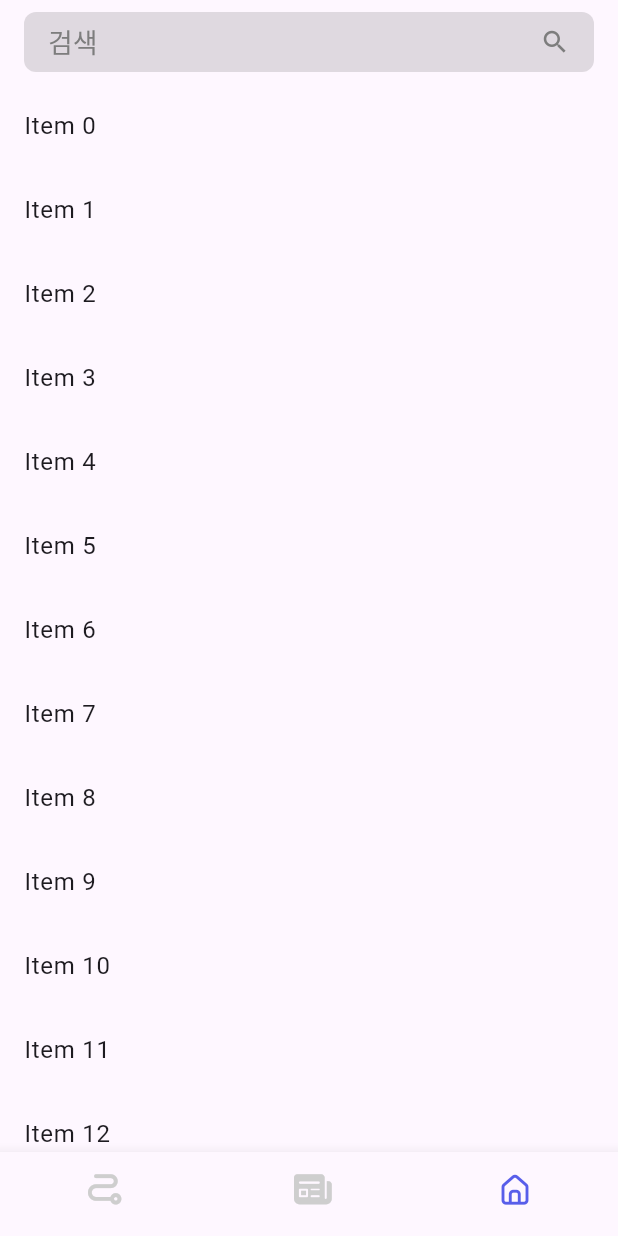
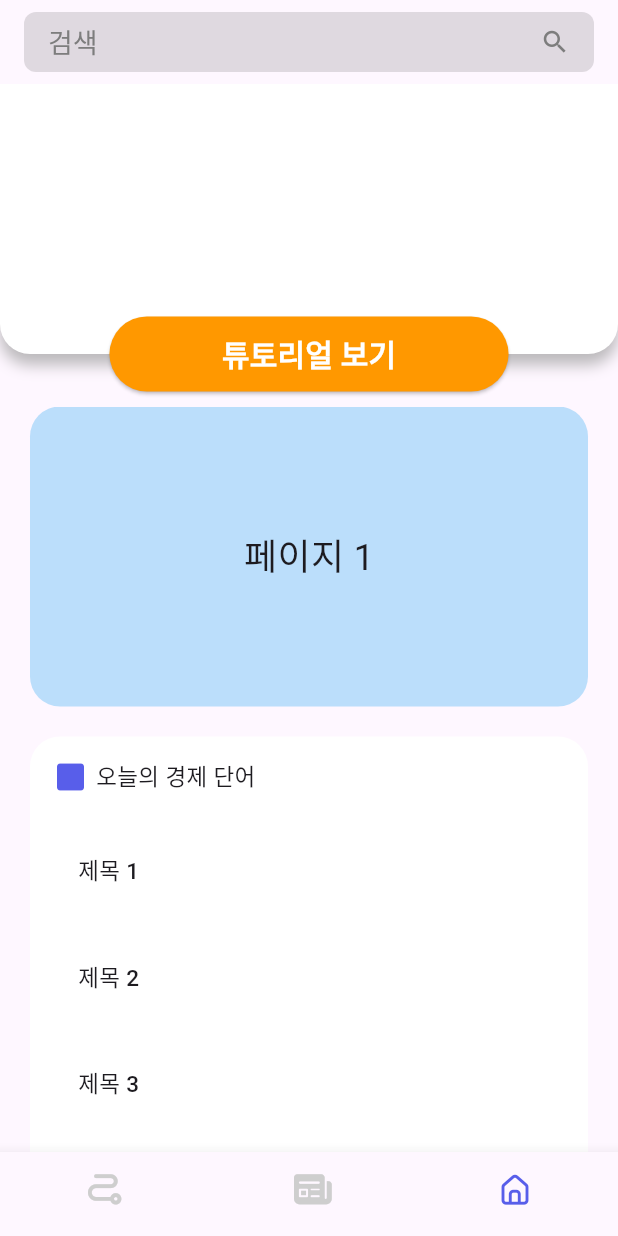
Before and after one commit to seak230/Cheongpodo_Flutter, a Flutter app: the screen it shows after launch, on a phone screen of 412 x 824 dp. Run offline on Flutter 3.47's test engine with Material 3 defaults, Android fonts, the phone set to English and light mode, and no system bars; our stand-ins replace get.

Commit message:
feat: home_screen UI추가

```diff
--- a/lib/screens/home/home_screen.dart
+++ b/lib/screens/home/home_screen.dart
@@ -1,20 +1,158 @@
+import 'package:cheongpodo_flutter/const/colors.dart';
 import 'package:cheongpodo_flutter/widgets/appbar_textfiled.dart';
 import 'package:flutter/material.dart';
+import 'package:get/get.dart';
+
+import '../term/term_screen.dart';
 
 class HomeScreen extends StatelessWidget {
-
   const HomeScreen({super.key});
 
   @override
   Widget build(BuildContext context) {
+    List<Widget> dummyWidgets = List.generate(
+      10,
+      (index) => ListTile(
+        title: Material(
+          color: Colors.transparent, // 배경색 유지하고 싶다면 투명하게
+          child: InkWell(
+            onTap: () {
+              Get.to(() => TermScreen(term: '제목 ${index + 1}'), preventDuplicates: false, transition: Transition.fadeIn);
+            },
+            borderRadius: BorderRadius.circular(12), // 클릭 효과 모양도 둥글게
+            child: Container(
+              padding: EdgeInsets.all(16),
+              decoration: BoxDecoration(
+                borderRadius: BorderRadius.circular(12),
+              ),
+              child: Text(
+                '제목 ${index + 1}',
+                style: TextStyle(fontSize: 15, fontWeight: FontWeight.w500),
+              ),
+            ),
+          ),
+        ),
+        // trailing: Icon(Icons.arrow_forward_ios),
+      ),
+    );
+
     return CustomScrollView(
       slivers: [
-        AppbarTextfiled(textField: false,),
+        AppbarTextfiled(textField: false),
         SliverList(
-          delegate: SliverChildBuilderDelegate(
-            childCount: 20,
-                (context, index) => ListTile(title: Text('Item $index')),
-          ),
+          delegate: SliverChildListDelegate([
+            Stack(
+              clipBehavior: Clip.none,
+              children: [
+                // 배경 Container
+                Container(
+                  width: double.infinity,
+                  height: 180,
+                  decoration: BoxDecoration(
+                    color: Colors.white,
+                    borderRadius: const BorderRadius.only(
+                      bottomLeft: Radius.circular(20),
+                      bottomRight: Radius.circular(20),
+                    ),
+                    boxShadow: [
+                      BoxShadow(
+                        color: Colors.grey.withOpacity(0.7),
+                        spreadRadius: 0,
+                        blurRadius: 8.0,
+                        offset: Offset(0, 7),
+                      ),
+                    ],
+                  ),
+                ),
+
+                // 가운데 정렬된 버튼
+                Positioned(
+                  bottom: -25, // Container 밖으로 20만큼 아래로
+                  left: 0,
+                  right: 0, // left, right 둘 다 주면 가운데 정렬됨
+                  child: Center(
+                    child: ElevatedButton(
+                      onPressed: () {},
+                      style: ElevatedButton.styleFrom(
+                        backgroundColor: Colors.orange,
+                        padding: EdgeInsets.symmetric(horizontal: 15),
+                      ),
+                      child: Padding(
+                        padding: const EdgeInsets.symmetric(horizontal: 60.0, vertical: 10),
+                        child: Text(
+                          '튜토리얼 보기',
+                          style: TextStyle(
+                            fontWeight: FontWeight.w700,
+                            fontSize: 20.0,
+                            color: Colors.white,
+                          ),
+                        ),
+                      ),
+                    ),
+                  ),
+                ),
+              ],
+            ),
+            SizedBox(height: 35),
+            SizedBox(
+              height: 200, // 필수! 높이 안 주면 PageView 안 보임
+              child: PageView.builder(
+                itemCount: 5,
+                itemBuilder: (context, index) {
+                  return Container(
+                    margin: const EdgeInsets.symmetric(horizontal: 20.0),
+                    decoration: BoxDecoration(
+                      color: Colors.blue[100 * (index + 1)],
+                      borderRadius: BorderRadius.circular(20),
+                    ),
+                    child: Center(
+                      child: Text(
+                        '페이지 ${index + 1}',
+                        style: const TextStyle(fontSize: 24),
+                      ),
+                    ),
+                  );
+                },
+              ),
+            ),
+            SizedBox(height: 20),
+            Padding(
+              padding: const EdgeInsets.symmetric(horizontal: 20),
+              child: Container(
+                width: double.infinity,
+                // height: 180,
+                decoration: BoxDecoration(
+                  color: Colors.white,
+                  borderRadius: const BorderRadius.only(
+                    topLeft: Radius.circular(20),
+                    topRight: Radius.circular(20),
+                  ),
+                ),
+                child: Column(
+                  children: [
+                    Padding(
+                      padding: const EdgeInsets.all(15.0),
+                      child: Row(
+                        crossAxisAlignment: CrossAxisAlignment.center,
+                        children: [
+                          Icon(Icons.square_rounded, color: PRIMARY_COLOR,),
+                          SizedBox(width: 5),
+                          Text(
+                            '오늘의 경제 단어',
+                            style: TextStyle(
+                              fontSize: 15,
+                              fontWeight: FontWeight.w500,
+                            ),
+                          ),
+                        ],
+                      ),
+                    ),
+                    Column(children: dummyWidgets),
+                  ],
+                ),
+              ),
+            ),
+          ]),
         ),
       ],
     );
```
